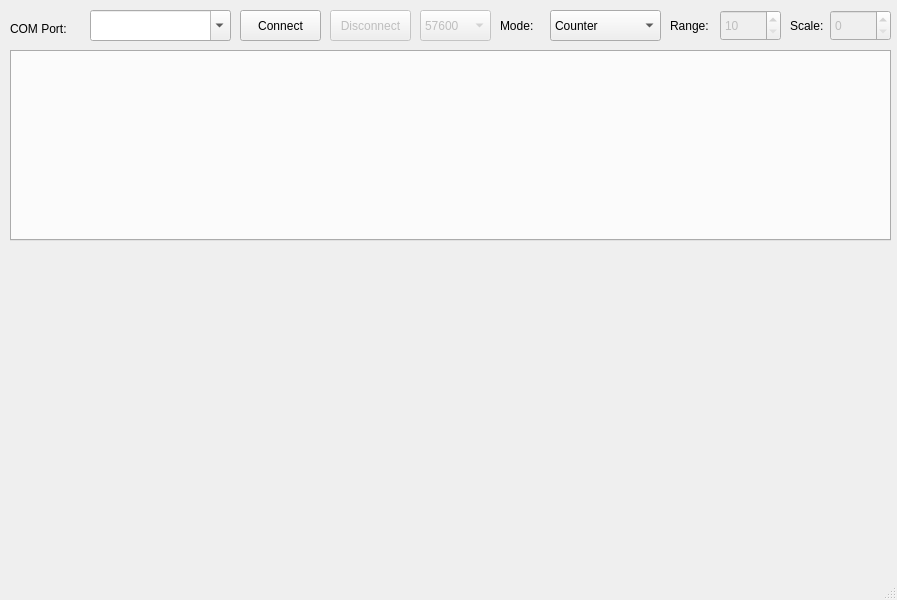
Above: mainwindow.ui from ahp-electronics/xc-gui before the change. Below: the same form after it.
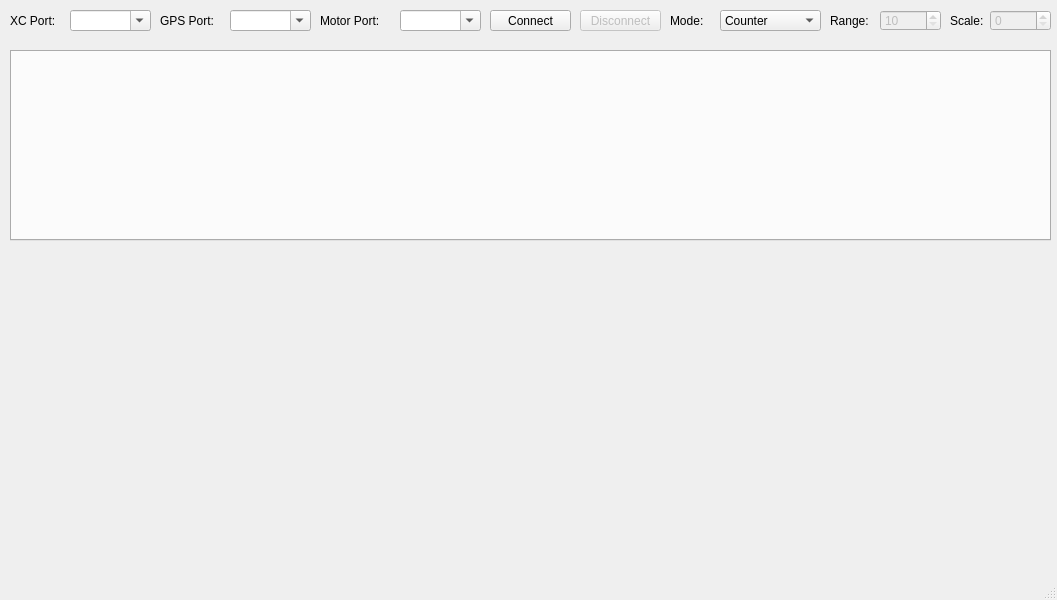
That is the form after the change.

Commit message: Added motor and GPS ports inputs

What changed in the file:
```diff
--- a/mainwindow.ui
+++ b/mainwindow.ui
@@ -6,7 +6,7 @@
    <rect>
     <x>0</x>
     <y>0</y>
-    <width>897</width>
+    <width>1057</width>
     <height>600</height>
    </rect>
   </property>
@@ -17,10 +17,10 @@
    <widget class="QComboBox" name="ComPort">
     <property name="geometry">
      <rect>
-      <x>90</x>
+      <x>70</x>
       <y>10</y>
-      <width>141</width>
-      <height>31</height>
+      <width>81</width>
+      <height>21</height>
      </rect>
     </property>
     <property name="editable">
@@ -31,22 +31,22 @@
     <property name="geometry">
      <rect>
       <x>10</x>
-      <y>20</y>
-      <width>71</width>
-      <height>17</height>
+      <y>10</y>
+      <width>61</width>
+      <height>21</height>
      </rect>
     </property>
     <property name="text">
-     <string>COM Port:</string>
+     <string>XC Port:</string>
     </property>
    </widget>
    <widget class="QPushButton" name="Connect">
     <property name="geometry">
      <rect>
-      <x>240</x>
+      <x>490</x>
       <y>10</y>
       <width>81</width>
-      <height>31</height>
+      <height>21</height>
      </rect>
     </property>
     <property name="text">
@@ -59,10 +59,10 @@
     </property>
     <property name="geometry">
      <rect>
-      <x>330</x>
+      <x>580</x>
       <y>10</y>
       <width>81</width>
-      <height>31</height>
+      <height>21</height>
      </rect>
     </property>
     <property name="text">
@@ -74,7 +74,7 @@
      <rect>
       <x>10</x>
       <y>50</y>
-      <width>881</width>
+      <width>1041</width>
       <height>191</height>
      </rect>
     </property>
@@ -85,10 +85,10 @@
    <widget class="QComboBox" name="Mode">
     <property name="geometry">
      <rect>
-      <x>550</x>
+      <x>720</x>
       <y>10</y>
-      <width>111</width>
-      <height>31</height>
+      <width>101</width>
+      <height>21</height>
      </rect>
     </property>
     <item>
@@ -115,10 +115,10 @@
    <widget class="QLabel" name="label_2">
     <property name="geometry">
      <rect>
-      <x>500</x>
+      <x>670</x>
       <y>10</y>
       <width>51</width>
-      <height>31</height>
+      <height>21</height>
      </rect>
     </property>
     <property name="text">
@@ -128,10 +128,10 @@
    <widget class="QLabel" name="label_3">
     <property name="geometry">
      <rect>
-      <x>790</x>
+      <x>950</x>
       <y>10</y>
       <width>41</width>
-      <height>31</height>
+      <height>21</height>
      </rect>
     </property>
     <property name="text">
@@ -144,51 +144,23 @@
     </property>
     <property name="geometry">
      <rect>
-      <x>830</x>
+      <x>990</x>
       <y>10</y>
       <width>61</width>
-      <height>31</height>
+      <height>21</height>
      </rect>
     </property>
     <property name="maximum">
      <number>15</number>
     </property>
    </widget>
-   <widget class="QComboBox" name="BaudRate">
-    <property name="enabled">
-     <bool>false</bool>
-    </property>
-    <property name="geometry">
-     <rect>
-      <x>420</x>
-      <y>10</y>
-      <width>71</width>
-      <height>31</height>
-     </rect>
-    </property>
-    <item>
-     <property name="text">
-      <string>57600</string>
-     </property>
-    </item>
-    <item>
-     <property name="text">
-      <string>115200</string>
-     </property>
-    </item>
-    <item>
-     <property name="text">
-      <string>230400</string>
-     </property>
-    </item>
-   </widget>
    <widget class="QLabel" name="label_4">
     <property name="geometry">
      <rect>
-      <x>670</x>
+      <x>830</x>
       <y>10</y>
       <width>51</width>
-      <height>31</height>
+      <height>21</height>
      </rect>
     </property>
     <property name="text">
@@ -201,10 +173,10 @@
     </property>
     <property name="geometry">
      <rect>
-      <x>720</x>
+      <x>880</x>
       <y>10</y>
       <width>61</width>
-      <height>31</height>
+      <height>21</height>
      </rect>
     </property>
     <property name="minimum">
@@ -214,6 +186,58 @@
      <number>120</number>
     </property>
    </widget>
+   <widget class="QLabel" name="label_5">
+    <property name="geometry">
+     <rect>
+      <x>160</x>
+      <y>10</y>
+      <width>71</width>
+      <height>21</height>
+     </rect>
+    </property>
+    <property name="text">
+     <string>GPS Port:</string>
+    </property>
+   </widget>
+   <widget class="QComboBox" name="GpsPort">
+    <property name="geometry">
+     <rect>
+      <x>230</x>
+      <y>10</y>
+      <width>81</width>
+      <height>21</height>
+     </rect>
+    </property>
+    <property name="editable">
+     <bool>true</bool>
+    </property>
+   </widget>
+   <widget class="QLabel" name="label_6">
+    <property name="geometry">
+     <rect>
+      <x>320</x>
+      <y>10</y>
+      <width>81</width>
+      <height>21</height>
+     </rect>
+    </property>
+    <property name="text">
+     <string>Motor Port:</string>
+    </property>
+   </widget>
+   <widget class="QComboBox" name="MotorPort">
+    <property name="geometry">
+     <rect>
+      <x>400</x>
+      <y>10</y>
+      <width>81</width>
+      <height>21</height>
+     </rect>
+    </property>
+    <property name="editable">
+     <bool>true</bool>
+    </property>
+   </widget>
   </widget>
   <widget class="QMenuBar" name="menubar">
    <property name="geometry">
```
Left out of the diff: 4 changed lines with no effect on the pictures. The commit also changes 1 other file.
